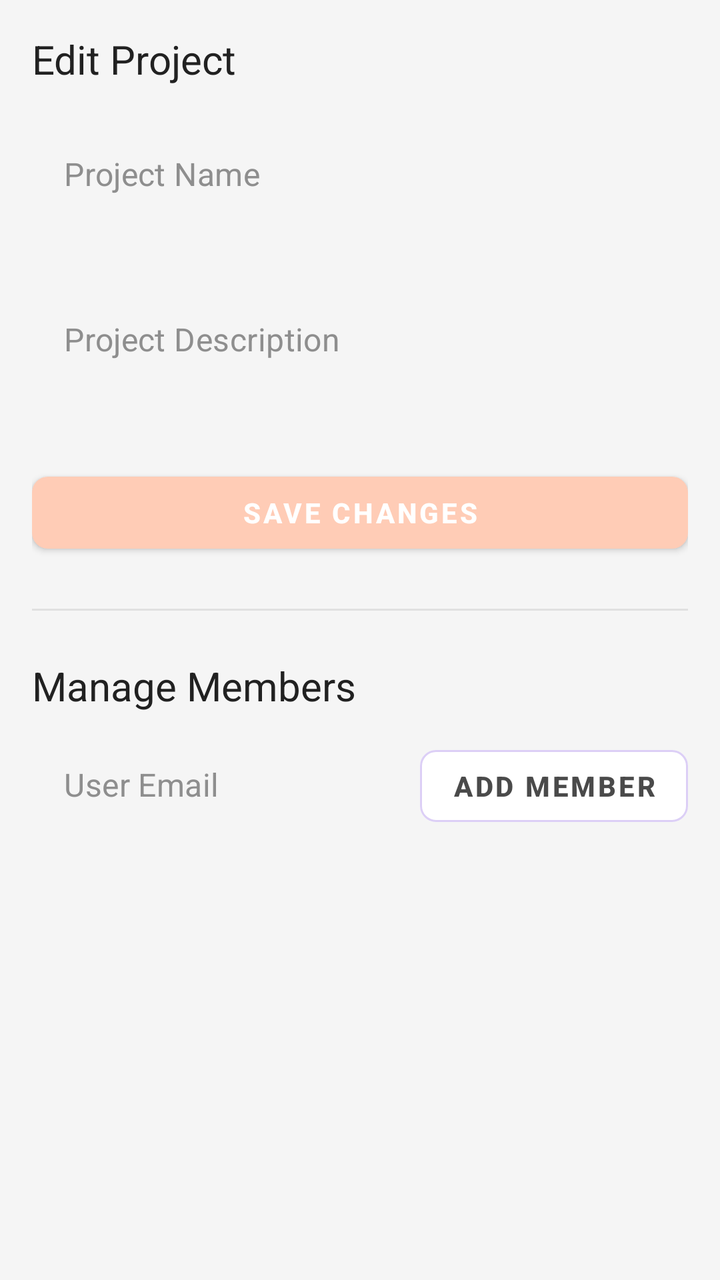
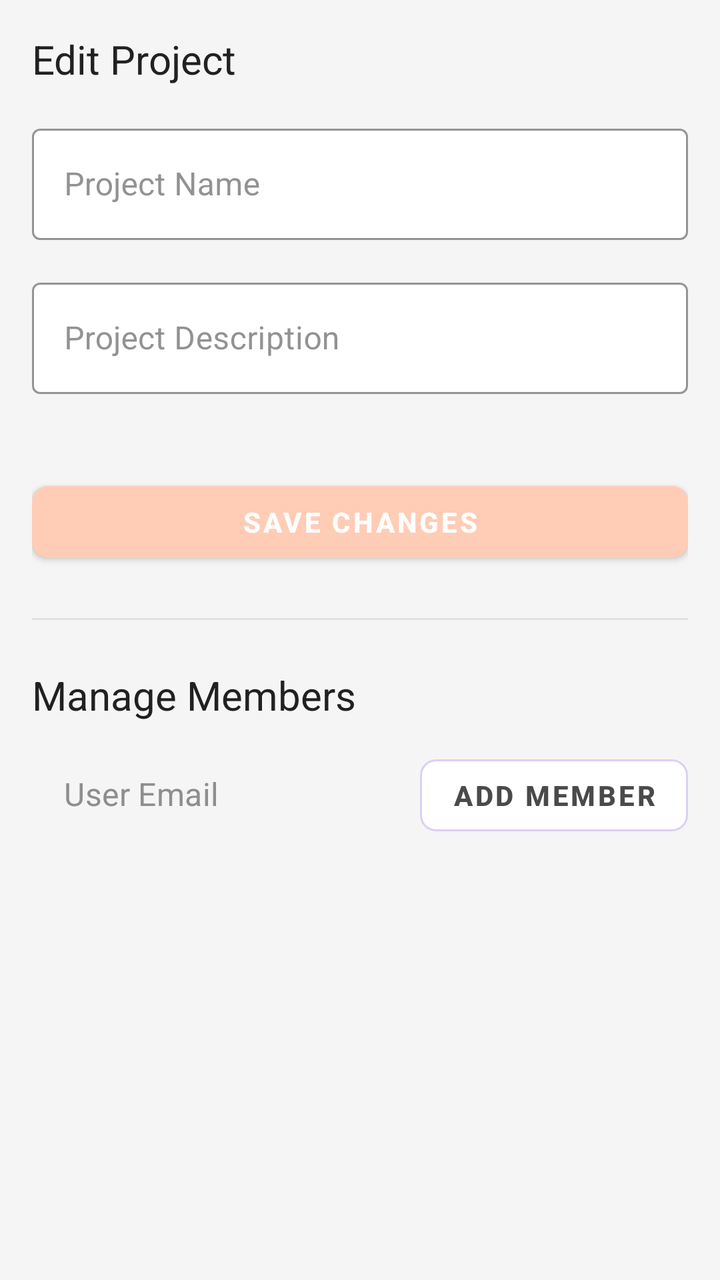

Compare the two renders of this Android layout. The source of the first and the diff that turns it into the second are given below.
<!-- AndroidManifest.xml: application theme Theme.TASKFORGE -->
<!-- res/layout/activity_edit_project.xml -->
<?xml version="1.0" encoding="utf-8"?>
<LinearLayout xmlns:android="http://schemas.android.com/apk/res/android"
    xmlns:app="http://schemas.android.com/apk/res-auto"
    android:layout_width="match_parent"
    android:layout_height="match_parent"
    android:orientation="vertical"
    android:padding="16dp"
    android:fitsSystemWindows="true"
    android:background="@color/ui_background">

    <TextView
        android:layout_width="wrap_content"
        android:layout_height="wrap_content"
        android:text="Edit Project"
        android:textAppearance="@style/TextAppearance.TaskForge.Headline2"
        android:textColor="@color/ui_heading_text"
        android:layout_marginBottom="16dp" />

    <EditText
        android:id="@+id/etProjectName"
        style="@style/Widget.TaskForge.EditText"
        android:layout_width="match_parent"
        android:layout_height="wrap_content"
        android:hint="Project Name"
        android:backgroundTint="@color/ui_accent_secondary"
        android:inputType="text" />

    <EditText
        android:id="@+id/etProjectDesc"
        style="@style/Widget.TaskForge.EditText"
        android:layout_width="match_parent"
        android:layout_height="wrap_content"
        android:hint="Project Description"
        android:inputType="textMultiLine"
        android:backgroundTint="@color/ui_accent_secondary"
        android:lines="3"
        android:layout_marginTop="8dp" />

    <com.google.android.material.button.MaterialButton
        android:id="@+id/btnSaveProject"
        style="@style/Widget.TaskForge.Button.Primary"
        android:layout_width="match_parent"
        android:layout_height="wrap_content"
        android:layout_marginTop="16dp"
        android:text="Save Changes" />

    <View
        android:layout_width="match_parent"
        android:layout_height="1dp"
        android:background="@color/ui_card_border"
        android:layout_marginTop="24dp"
        android:layout_marginBottom="24dp" />

    <TextView
        android:layout_width="wrap_content"
        android:layout_height="wrap_content"
        android:text="Manage Members"
        android:textAppearance="@style/TextAppearance.TaskForge.Headline2"
        android:textColor="@color/ui_heading_text"
        android:layout_marginBottom="8dp" />

    <LinearLayout
        android:layout_width="match_parent"
        android:layout_height="wrap_content"
        android:orientation="horizontal">

        <EditText
            android:id="@+id/etUserEmail"
            style="@style/Widget.TaskForge.EditText"
            android:layout_width="0dp"
            android:layout_height="wrap_content"
            android:layout_weight="1"
            android:hint="User Email"
            android:backgroundTint="@color/ui_accent_secondary"
            android:inputType="textEmailAddress" />

        <com.google.android.material.button.MaterialButton
            android:id="@+id/btnAddMember"
            style="@style/Widget.TaskForge.Button.Secondary"
            android:layout_width="wrap_content"
            android:layout_height="wrap_content"
            android:text="Add Member"
            android:layout_marginStart="8dp" />
    </LinearLayout>

    <androidx.recyclerview.widget.RecyclerView
        android:id="@+id/rvMembers"
        android:layout_width="match_parent"
        android:layout_height="0dp"
        android:layout_weight="1"
        android:layout_marginTop="16dp" />

</LinearLayout>
<!-- resources referenced by this layout -->
<resources>
  <color name="ui_accent_secondary">#DCCFF6</color>
  <color name="ui_background">#F5F5F5</color>
  <color name="ui_card_border">#E0E0E0</color>
  <color name="ui_heading_text">#212121</color>
  <style name="TextAppearance.TaskForge.Headline2" parent="TextAppearance.Material3.TitleLarge">
          <item name="android:textSize">20sp</item>
          <item name="android:textStyle">normal</item>
          <item name="android:fontFamily">sans-serif-medium</item>
          <item name="android:textColor">@color/ui_heading_text</item>
      </style>
  <style name="Widget.TaskForge.EditText" parent="Widget.MaterialComponents.TextInputEditText.OutlinedBox">
          <item name="android:textColor">@color/ui_body_text</item>
          <item name="android:textColorHint">@color/ui_hint_text</item>
          <item name="android:textSize">16sp</item>
          <item name="android:fontFamily">sans-serif</item>
      </style>
  <style name="Theme.TASKFORGE" parent="Base.Theme.TASKFORGE" />
  <color name="ui_accent_primary">#FFCCB6</color>
  <color name="white">#FFFFFFFF</color>
  <color name="ui_body_text">#4A4A4A</color>
  <color name="ui_hint_text">#8E8E8E</color>
  <style name="TextAppearance.TaskForge.Headline1" parent="TextAppearance.Material3.HeadlineLarge">
          <item name="android:textSize">24sp</item>
          <item name="android:textStyle">bold</item>
          <item name="android:fontFamily">sans-serif</item>
          <item name="android:textColor">@color/ui_heading_text</item>
      </style>
  <style name="TextAppearance.TaskForge.Body" parent="TextAppearance.Material3.BodyLarge">
          <item name="android:textSize">16sp</item>
          <item name="android:textStyle">normal</item>
          <item name="android:fontFamily">sans-serif</item>
          <item name="android:textColor">@color/ui_body_text</item>
      </style>
  <style name="TextAppearance.TaskForge.Caption" parent="TextAppearance.Material3.BodyMedium">
          <item name="android:textSize">14sp</item>
          <item name="android:textStyle">normal</item>
          <item name="android:fontFamily">sans-serif-medium</item>
          <item name="android:textColor">@color/ui_hint_text</item>
      </style>
  <style name="Widget.TaskForge.CardView" parent="Widget.MaterialComponents.CardView">
          <item name="strokeColor">@color/ui_card_border</item>
          <item name="strokeWidth">1dp</item>
          <item name="cardCornerRadius">10dp</item>
          <item name="cardElevation">1dp</item>
          <item name="cardBackgroundColor">@color/white</item>
      </style>
  <style name="Widget.TaskForge.FAB" parent="Widget.MaterialComponents.FloatingActionButton">
          <item name="backgroundTint">@color/ui_accent_primary</item>
          <item name="tint">@color/white</item>
      </style>
  <style name="Widget.TaskForge.TextInputLayout" parent="Widget.MaterialComponents.TextInputLayout.OutlinedBox">
          <item name="boxBackgroundColor">@color/white</item>
          <item name="boxStrokeColor">@color/ui_accent_secondary</item>
          <item name="boxStrokeWidth">1dp</item>
          <item name="boxStrokeWidthFocused">2dp</item>
          <item name="hintTextColor">@color/ui_hint_text</item>
      </style>
  <style name="Widget.TaskForge.BottomNavigationView" parent="Widget.MaterialComponents.BottomNavigationView">
          <item name="itemIconTint">@color/bottom_nav_tint</item>
          <item name="itemTextColor">@color/bottom_nav_tint</item>
          <item name="android:background">@color/white</item>
      </style>
  <style name="ThemeOverlay.TaskForge.MaterialAlertDialog" parent="ThemeOverlay.MaterialComponents.MaterialAlertDialog">
          <item name="materialAlertDialogBodyTextStyle">@style/TextAppearance.TaskForge.Body</item>
          <item name="shapeAppearanceOverlay">@style/ShapeAppearanceOverlay.TaskForge.Dialog</item>
      </style>
  <style name="ShapeAppearanceOverlay.TaskForge.Dialog" parent="">
          <item name="cornerFamily">rounded</item>
          <item name="cornerSize">20dp</item>
      </style>
  <!-- unchanged entries left out for length: 3 -->
</resources>

<!-- the commit's change to res/layout/activity_edit_project.xml (unified diff, before → after) -->
@@ -5,7 +5,6 @@
     android:layout_height="match_parent"
     android:orientation="vertical"
     android:padding="16dp"
-    android:fitsSystemWindows="true"
     android:background="@color/ui_background">
 
     <TextView
@@ -16,25 +15,35 @@
         android:textColor="@color/ui_heading_text"
         android:layout_marginBottom="16dp" />
 
-    <EditText
-        android:id="@+id/etProjectName"
-        style="@style/Widget.TaskForge.EditText"
+    <com.google.android.material.textfield.TextInputLayout
+        style="@style/Widget.TaskForge.TextInputLayout"
         android:layout_width="match_parent"
         android:layout_height="wrap_content"
-        android:hint="Project Name"
-        android:backgroundTint="@color/ui_accent_secondary"
-        android:inputType="text" />
+        android:layout_marginBottom="16dp"
+        android:hint="Project Name">
 
-    <EditText
-        android:id="@+id/etProjectDesc"
-        style="@style/Widget.TaskForge.EditText"
+        <com.google.android.material.textfield.TextInputEditText
+            style="@style/Widget.TaskForge.EditText"
+            android:id="@+id/etProjectName"
+            android:layout_width="match_parent"
+            android:layout_height="wrap_content"
+            android:inputType="text"/>
+    </com.google.android.material.textfield.TextInputLayout>
+
+    <com.google.android.material.textfield.TextInputLayout
+        style="@style/Widget.TaskForge.TextInputLayout"
         android:layout_width="match_parent"
         android:layout_height="wrap_content"
-        android:hint="Project Description"
-        android:inputType="textMultiLine"
-        android:backgroundTint="@color/ui_accent_secondary"
-        android:lines="3"
-        android:layout_marginTop="8dp" />
+        android:layout_marginBottom="24dp"
+        android:hint="Project Description">
+
+        <com.google.android.material.textfield.TextInputEditText
+            style="@style/Widget.TaskForge.EditText"
+            android:id="@+id/etProjectDesc"
+            android:layout_width="match_parent"
+            android:layout_height="wrap_content"
+            android:inputType="text"/>
+    </com.google.android.material.textfield.TextInputLayout>
 
     <com.google.android.material.button.MaterialButton
         android:id="@+id/btnSaveProject"
